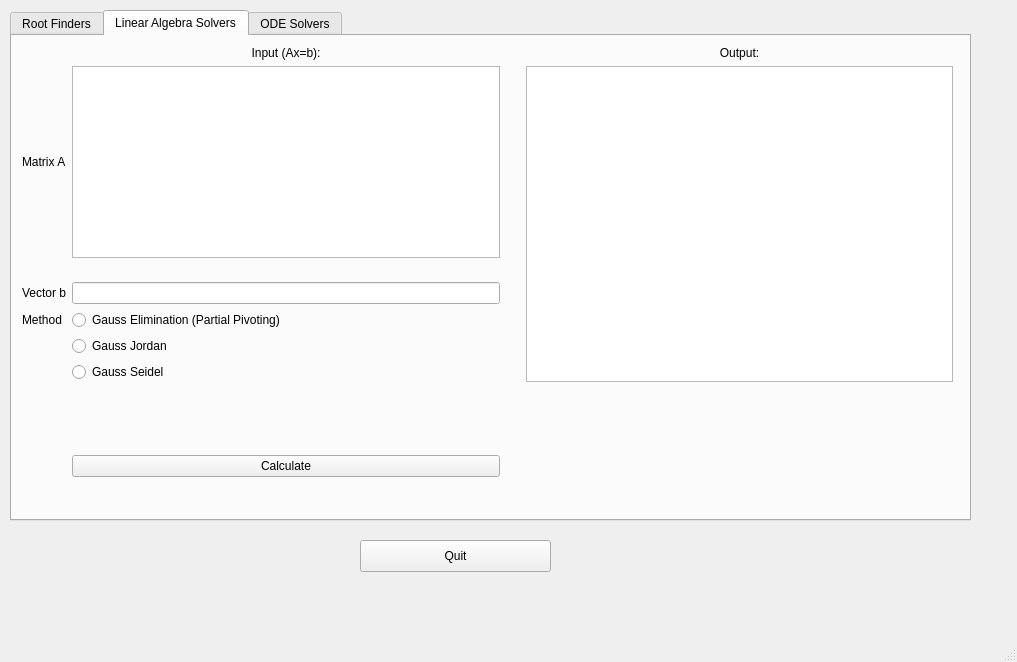
Before: the Qt Designer form testUI.ui in HaoZeke/pyQtNumSim, drawn with Qt 5.
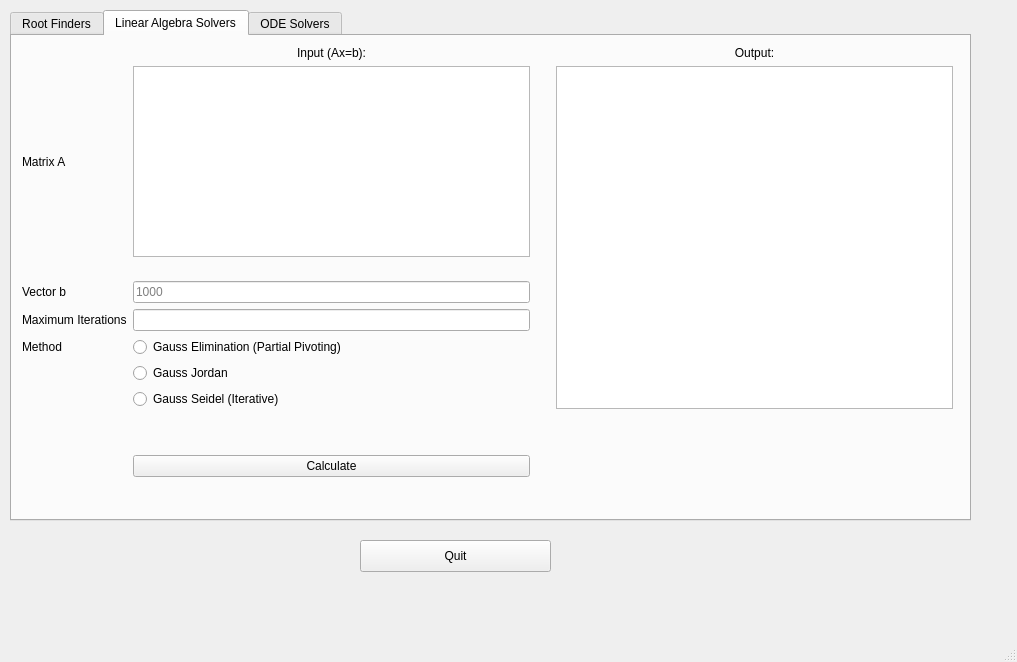
After: the same form once the commit is applied.

Commit message: ui: Add Maximum Iterations

```diff
--- a/testUI.ui
+++ b/testUI.ui
@@ -273,11 +273,11 @@
         <height>431</height>
        </rect>
       </property>
-      <layout class="QGridLayout" name="gridLayout_2">
-       <item row="8" column="1">
+      <layout class="QGridLayout" name="grdLAS">
+       <item row="9" column="1">
         <widget class="QRadioButton" name="inpGS">
          <property name="text">
-          <string>Gauss Seidel</string>
+          <string>Gauss Seidel (Iterative)</string>
          </property>
         </widget>
        </item>
@@ -294,7 +294,7 @@
          </property>
         </spacer>
        </item>
-       <item row="6" column="0">
+       <item row="7" column="0">
         <widget class="QLabel" name="label_19">
          <property name="text">
           <string>Method</string>
@@ -318,14 +318,14 @@
          </property>
         </widget>
        </item>
-       <item row="7" column="1">
+       <item row="8" column="1">
         <widget class="QRadioButton" name="inpGJ">
          <property name="text">
           <string>Gauss Jordan</string>
          </property>
         </widget>
        </item>
-       <item row="1" column="4" rowspan="8">
+       <item row="1" column="4" rowspan="9">
         <widget class="QTextBrowser" name="outTextLA"/>
        </item>
        <item row="5" column="0">
@@ -335,7 +335,7 @@
          </property>
         </widget>
        </item>
-       <item row="10" column="1">
+       <item row="11" column="1">
         <widget class="QPushButton" name="btnCalcLAS">
          <property name="text">
           <string>Calculate</string>
@@ -347,9 +347,22 @@
          <property name="toolTip">
           <string>&lt;html&gt;&lt;head/&gt;&lt;body&gt;&lt;p&gt;Input a &lt;span style=&quot; text-decoration: underline;&quot;&gt;single variable&lt;/span&gt; function in terms of &lt;span style=&quot; font-weight:600;&quot;&gt;x&lt;/span&gt;.&lt;/p&gt;&lt;/body&gt;&lt;/html&gt;</string>
          </property>
+         <property name="placeholderText">
+          <string>1000</string>
+         </property>
         </widget>
        </item>
-       <item row="9" column="0">
+       <item row="7" column="1">
+        <widget class="QRadioButton" name="inpGE">
+         <property name="text">
+          <string>Gauss Elimination (Partial Pivoting)</string>
+         </property>
+         <attribute name="buttonGroup">
+          <string notr="true">btnGrpLAS</string>
+         </attribute>
+        </widget>
+       </item>
+       <item row="10" column="0">
         <spacer name="verticalSpacer_4">
          <property name="orientation">
           <enum>Qt::Vertical</enum>
@@ -382,10 +395,20 @@
          </property>
         </widget>
        </item>
+       <item row="6" column="0">
+        <widget class="QLabel" name="label_24">
+         <property name="text">
+          <string>Maximum Iterations</string>
+         </property>
+        </widget>
+       </item>
        <item row="6" column="1">
-        <widget class="QRadioButton" name="radioButton">
+        <widget class="QLineEdit" name="inpLASMaxItr">
+         <property name="toolTip">
+          <string>&lt;html&gt;&lt;head/&gt;&lt;body&gt;&lt;p&gt;Input a &lt;span style=&quot; text-decoration: underline;&quot;&gt;single variable&lt;/span&gt; function in terms of &lt;span style=&quot; font-weight:600;&quot;&gt;x&lt;/span&gt;.&lt;/p&gt;&lt;/body&gt;&lt;/html&gt;</string>
+         </property>
          <property name="text">
-          <string>Gauss Elimination (Partial Pivoting)</string>
+          <string/>
          </property>
         </widget>
        </item>
```
Left out of the diff: 7 changed lines with no effect on the pictures.
